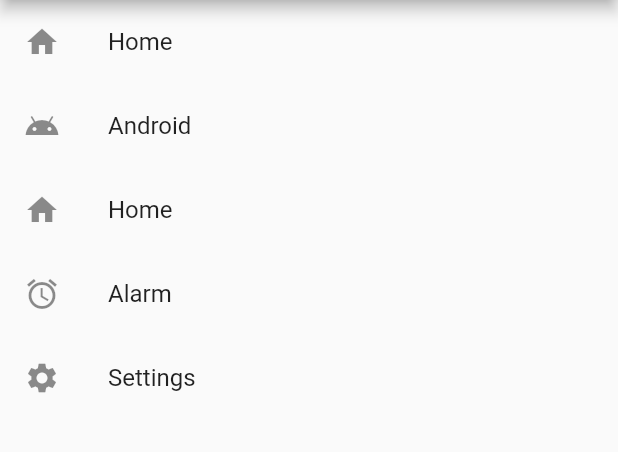
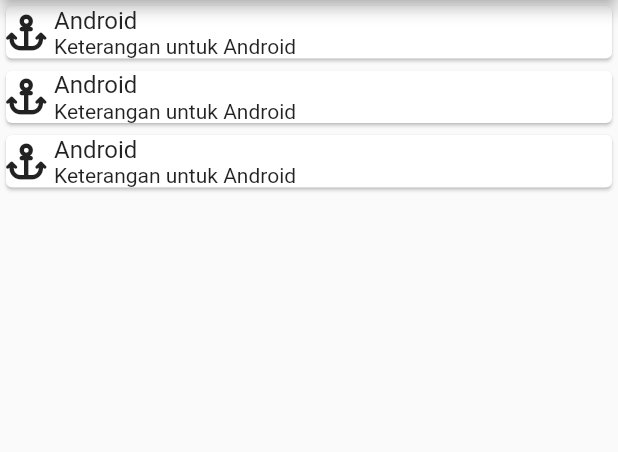
Before and after one commit to imamsutono/flutter_listview, a Flutter app: the screen it shows after launch, on a phone screen of 412 x 824 dp, the part 84-536 px from its top. Run offline on Flutter 3.47's test engine with Material 2 defaults, Android fonts, the phone set to English and light mode, and no system bars; our stand-ins replace font_awesome_flutter.

Commit message:
Add CardView

```diff
--- a/lib/main.dart
+++ b/lib/main.dart
@@ -1,4 +1,5 @@
 import 'package:flutter/material.dart';
+import 'package:font_awesome_flutter/font_awesome_flutter.dart';
 
 void main() {
   runApp(MyApp());
@@ -21,25 +22,38 @@ class _MyAppState extends State<MyApp> {
         ),
         body: ListView(
           children: <Widget>[
-            ListTile(
-              leading: Icon(Icons.home),
-              title: Text("Home"),
-            ),
-            ListTile(
-              leading: Icon(Icons.android),
-              title: Text("Android"),
-            ),
-            ListTile(
-              leading: Icon(Icons.home),
-              title: Text("Home"),
-            ),
-            ListTile(
-              leading: Icon(Icons.access_alarm),
-              title: Text("Alarm"),
-            ),
-            ListTile(
-              leading: Icon(Icons.settings),
-              title: Text("Settings"),
+            CardView(),
+            CardView(),
+            CardView(),
+          ],
+        ),
+      ),
+    );
+  }
+}
+
+class CardView extends StatelessWidget {
+  @override
+  Widget build(BuildContext context) {
+    return Container(
+      child: Card(
+        child: Row(
+          children: <Widget>[
+            Icon(FontAwesomeIcons.anchor),
+            Padding(
+              padding: EdgeInsets.only(left: 8.0),
+              child: Expanded(
+                child: Column(
+                  crossAxisAlignment: CrossAxisAlignment.start,
+                  children: <Widget>[
+                    Text(
+                      "Android",
+                      style: TextStyle(fontSize: 16.0),
+                    ),
+                    Text("Keterangan untuk Android")
+                  ],
+                ),
+              ),
             ),
           ],
         ),
```
